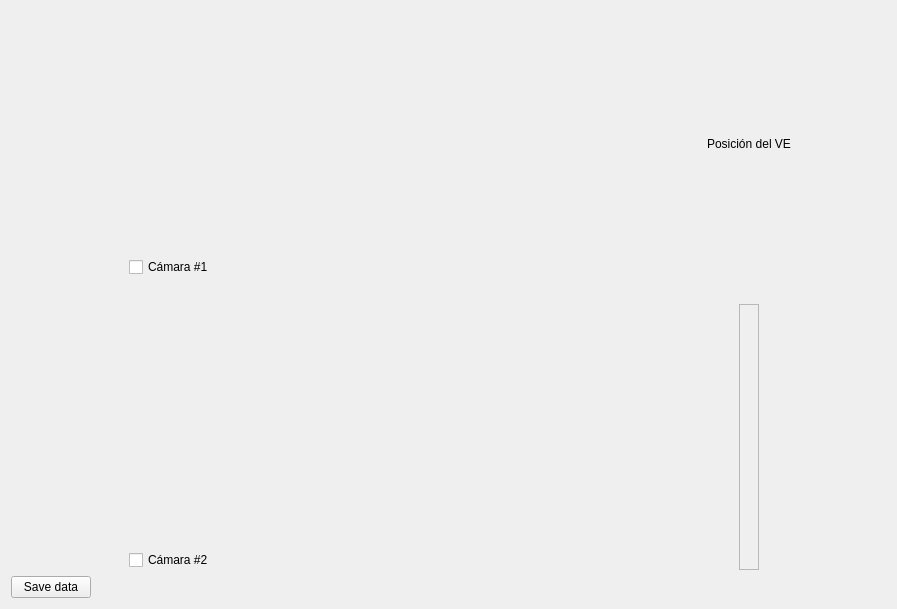
First picture: the form in components/carlaMonitor/src/resources/uis/monitor.ui, repository robocomp/melex-rodao, before the edit.
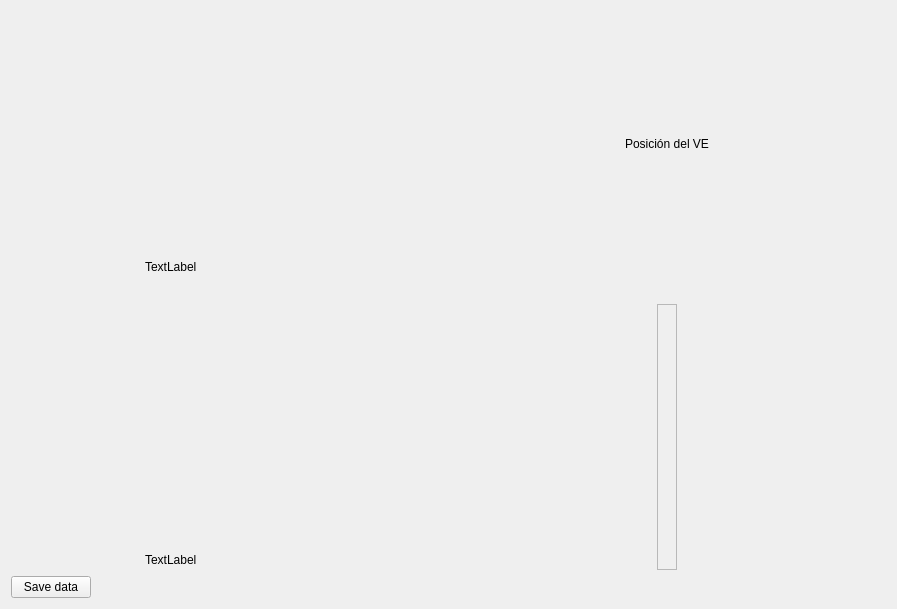
Second picture: the form after the edit. Icons and pictures are not drawn.

Commit message: [components] Changes in carla Monitor ui

Patch:
```diff
--- a/components/carlaMonitor/src/resources/uis/monitor.ui
+++ b/components/carlaMonitor/src/resources/uis/monitor.ui
@@ -15,7 +15,7 @@
   </property>
   <layout class="QVBoxLayout" name="verticalLayout">
    <item>
-    <layout class="QHBoxLayout" name="top_layout">
+    <layout class="QHBoxLayout" name="top_layout" stretch="20,10,40">
      <item>
       <layout class="QGridLayout" name="camera1_state_layout">
        <item row="1" column="0">
@@ -34,9 +34,9 @@
           </spacer>
          </item>
          <item>
-          <widget class="QCheckBox" name="camera1_switch">
+          <widget class="QLabel" name="camera1_label">
            <property name="text">
-            <string>Cámara #1</string>
+            <string>TextLabel</string>
            </property>
           </widget>
          </item>
@@ -158,7 +158,7 @@
     </spacer>
    </item>
    <item>
-    <layout class="QHBoxLayout" name="bottom_layout">
+    <layout class="QHBoxLayout" name="bottom_layout" stretch="20,10,40">
      <item>
       <layout class="QGridLayout" name="gridLayout">
        <item row="0" column="0">
@@ -205,9 +205,9 @@
           </spacer>
          </item>
          <item>
-          <widget class="QCheckBox" name="camera2_switch">
+          <widget class="QLabel" name="camera2_label">
            <property name="text">
-            <string>Cámara #2</string>
+            <string>TextLabel</string>
            </property>
           </widget>
          </item>
```
Left out of the diff: 2 changed lines with no effect on the pictures. The commit also changes 2 other files.
